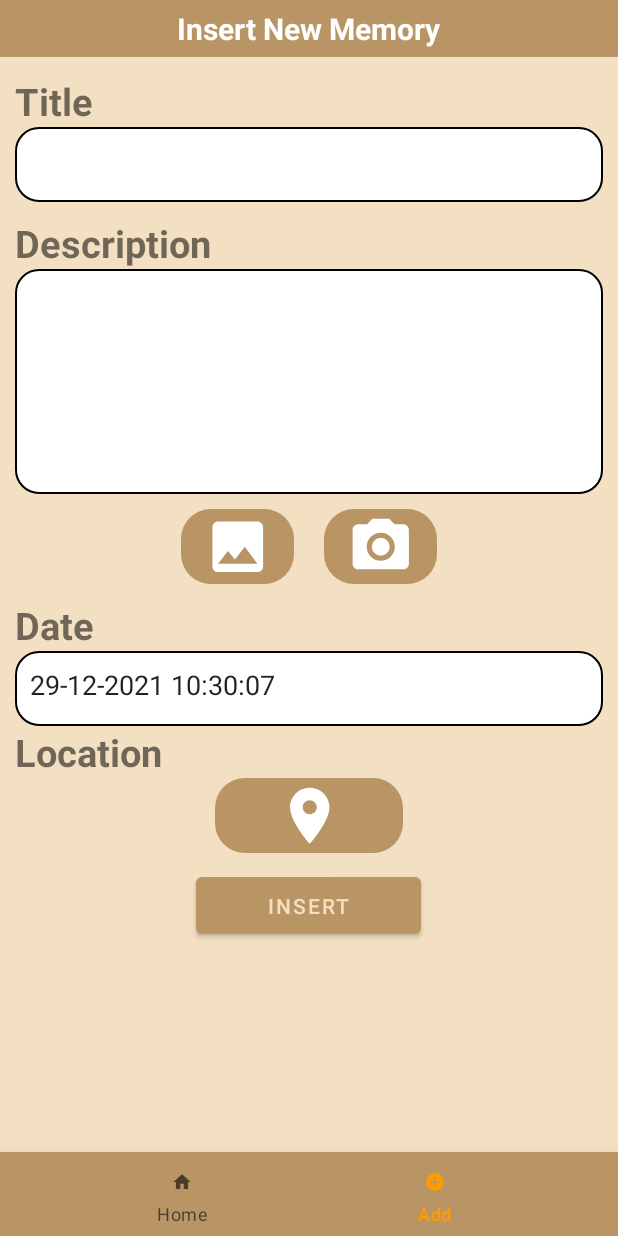
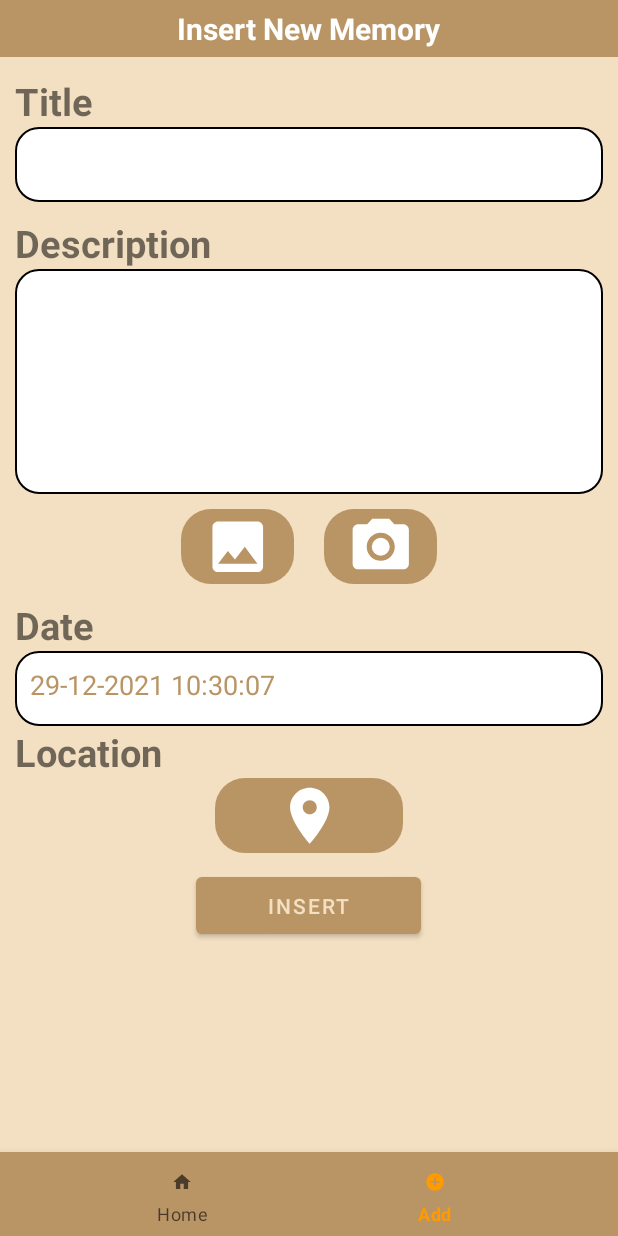
Before and after one commit to caganoduncuoglu/MemoryPalace, an Android app: the screen it shows after launch (MainActivity), item 2 of the bottom bar chosen, on a phone screen of 412 x 824 dp. Run offline under Robolectric (Android 15) with nearby library versions, the light colour scheme and no system bars.

Commit message:
White text problem fixed.

```diff
--- a/app/src/main/java/com/atm/memoryPalace/MainFragment.java
+++ b/app/src/main/java/com/atm/memoryPalace/MainFragment.java
@@ -66,7 +66,7 @@ public class MainFragment extends Fragment {
         if(memories.isEmpty()){
 
             TextView title = new TextView(getContext());
-            title.setText("You have no memories! Lets add one");
+            title.setText("You have no memories! \nLets add one.");
             title.setTextSize(26);
             title.setTextColor(Color.BLACK);
             mainLinearLayout.setPadding(8,8,8,8);
--- a/app/src/main/res/layout/insert_memory.xml
+++ b/app/src/main/res/layout/insert_memory.xml
@@ -62,7 +62,8 @@
                     android:background="@drawable/rounded_view"
                     android:paddingLeft="10dp"
                     android:paddingTop="10dp"
-                    android:gravity="top"/>
+                    android:gravity="top"
+                    android:textColor="@color/primary"/>
 
                 <TextView android:id="@+id/memoryInsertDescription"
                     android:layout_width="wrap_content"
@@ -80,7 +81,8 @@
                     android:background="@drawable/rounded_view"
                     android:paddingLeft="10dp"
                     android:paddingTop="10dp"
-                    android:gravity="top"/>
+                    android:gravity="top"
+                    android:textColor="@color/primary"/>
 
                 <LinearLayout
                     android:id="@+id/image_linear_layout"
@@ -145,6 +147,7 @@
                     android:background="@drawable/rounded_view"
                     android:paddingTop="10dp"
                     android:paddingLeft="10dp"
+                    android:textColor="@color/primary"
                     android:gravity="top"/>
 
                 <TextView
```
